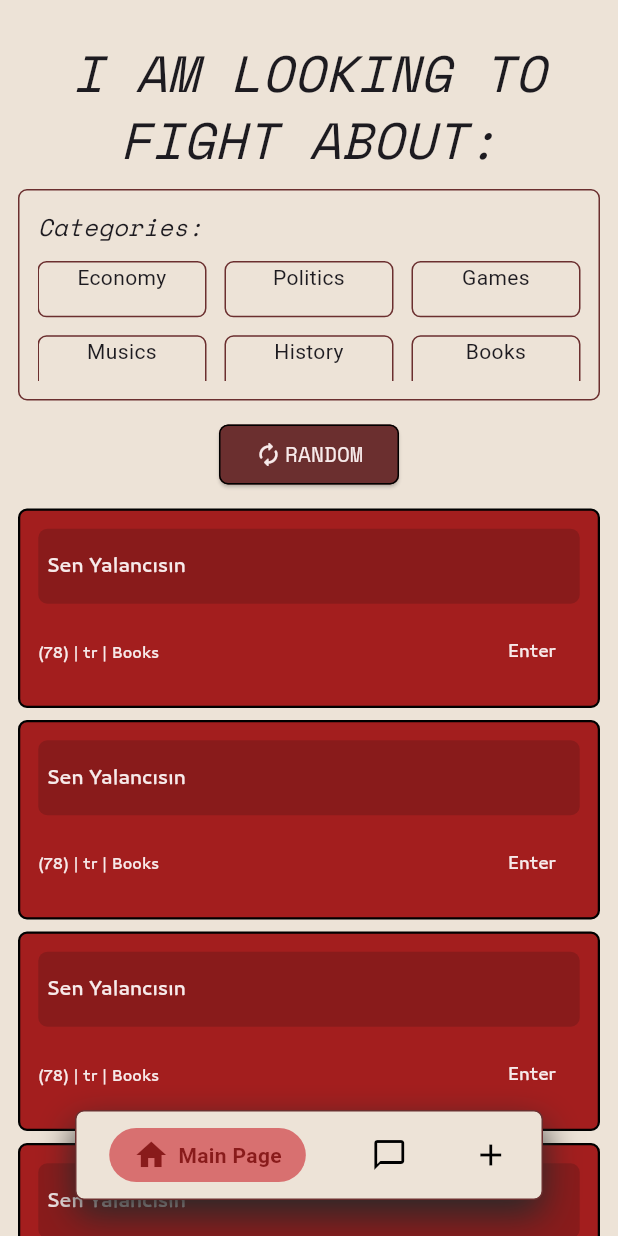
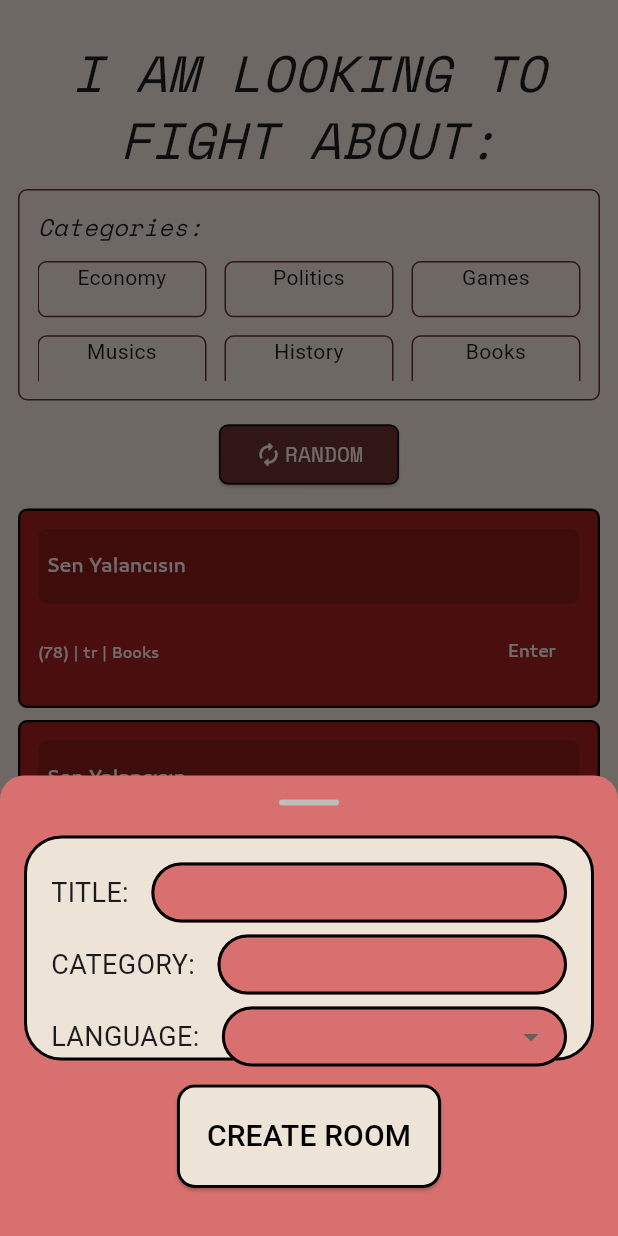
Before and after one commit to NurettinSelim/ProveMeWrong, a Flutter app: the screen it shows after launch, after a tap on "RANDOM", on a phone screen of 412 x 824 dp. Run offline on Flutter 3.47's test engine with Material 3 defaults, Android fonts, the phone set to English and light mode, and no system bars; our stand-ins replace firebase_core, flutter_riverpod; accounts and stored records are empty; Roboto replaces fonts that are missing (Space Mono); project files that could hold a hidden picture were left out.

Commit message:
footer değiti create room için

```diff
--- a/prove_me_wrong/lib/Screens/home_screen.dart
+++ b/prove_me_wrong/lib/Screens/home_screen.dart
@@ -5,6 +5,7 @@ import 'package:prove_me_wrong/core/data/category_data.dart';
 import 'package:prove_me_wrong/core/data/language_data.dart';
 import 'package:prove_me_wrong/core/data/room_data.dart';
 import 'package:prove_me_wrong/core/theme/app_theme.dart';
+import 'package:prove_me_wrong/widgets/create_room.dart';
 
 class HomeScreen extends StatelessWidget {
   const HomeScreen({super.key});
@@ -59,7 +60,14 @@ class HomeScreen extends StatelessWidget {
               ),
               SizedBox(height: 12),
               ElevatedButton(
-                onPressed: () {},
+                onPressed: () {
+                  showModalBottomSheet(
+                    context: context,
+                    isScrollControlled: true,
+                    backgroundColor: Colors.transparent,
+                    builder: (_) => const CreateRoom(),
+                  );
+                },
                 style: ElevatedButton.styleFrom(
                   backgroundColor: AppColors.secondary,
 
--- a/prove_me_wrong/lib/Widgets/footer.dart
+++ b/prove_me_wrong/lib/Widgets/footer.dart
@@ -2,6 +2,7 @@ import 'package:flutter/material.dart';
 import 'package:flutter_riverpod/flutter_riverpod.dart';
 import 'package:prove_me_wrong/core/data/screens_data.dart';
 import 'package:prove_me_wrong/core/theme/app_theme.dart';
+import 'package:prove_me_wrong/widgets/create_room.dart';
 
 class Footer extends ConsumerStatefulWidget {
   const Footer({super.key});
@@ -24,7 +25,12 @@ class _FooterState extends ConsumerState<Footer> {
       "label": "Rooms",
       "targetScreen": Screens.roomsScreen,
     },
-    {"icon": Icons.add, "label": "Create Room"},
+    {
+      "icon": Icons.add,
+      "label": "Create Room",
+      "targetScreen": null,
+      "isModal": true,
+    },
   ];
 
   @override
@@ -52,12 +58,26 @@ class _FooterState extends ConsumerState<Footer> {
           bool isSelected = selectedIndex == index;
 
           return GestureDetector(
-            onTap: () => setState(() {
-              selectedIndex = index;
-              if (item["targetScreen"] != null) {
-                screenNotifier.state = item["targetScreen"];
+            onTap: () {
+              if (item["isModal"] == true) {
+                // Modal açılmadan önce mevcut index'i koru
+                showModalBottomSheet(
+                  context: context,
+                  builder: (context) => CreateRoom(),
+                ).then((_) {
+                  // Modal kapandığında state'i yenile (gerekirse)
+                  setState(() {});
+                });
+              } else {
+                setState(() {
+                  selectedIndex = index;
+                  if (item["targetScreen"] != null) {
+                    screenNotifier.state = item["targetScreen"];
+                  }
+                });
               }
-            }),
+            },
+
             child: AnimatedContainer(
               height: 36,
               duration: Duration(milliseconds: 300),
```
